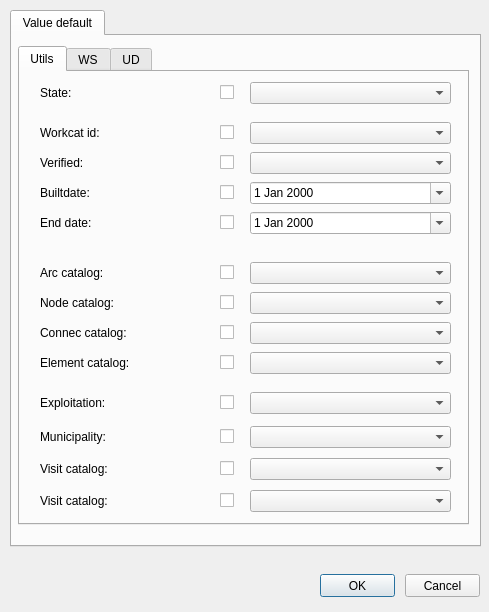
Old version of the form ui/config_edit.ui in the repository Giswater/giswater_qgis_plugin.
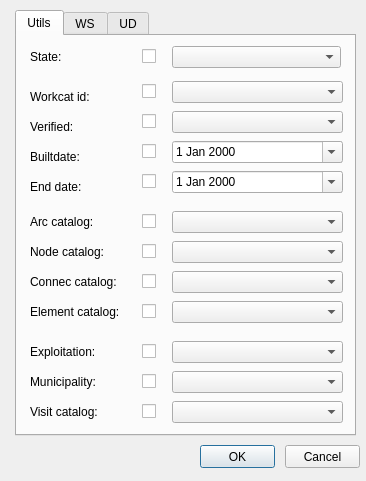
New version of the form. The open tabs and pages were chosen to show the change.

Commit message: Add config_om forms

```diff
--- a/ui/config_edit.ui
+++ b/ui/config_edit.ui
@@ -6,8 +6,8 @@
    <rect>
     <x>0</x>
     <y>0</y>
-    <width>489</width>
-    <height>612</height>
+    <width>366</width>
+    <height>481</height>
    </rect>
   </property>
   <property name="windowTitle">
@@ -16,8 +16,8 @@
   <widget class="QPushButton" name="btn_accept">
    <property name="geometry">
     <rect>
-     <x>320</x>
-     <y>574</y>
+     <x>200</x>
+     <y>445</y>
      <width>75</width>
      <height>23</height>
     </rect>
@@ -29,8 +29,8 @@
   <widget class="QPushButton" name="btn_cancel">
    <property name="geometry">
     <rect>
-     <x>405</x>
-     <y>574</y>
+     <x>285</x>
+     <y>445</y>
      <width>75</width>
      <height>23</height>
     </rect>
@@ -39,33 +39,17 @@
     <string>Cancel</string>
    </property>
   </widget>
-  <widget class="QTabWidget" name="tab_main">
-   <property name="geometry">
-    <rect>
-     <x>10</x>
-     <y>10</y>
-     <width>471</width>
-     <height>537</height>
-    </rect>
-   </property>
-   <property name="currentIndex">
-    <number>0</number>
-   </property>
-   <widget class="QWidget" name="tab_6">
-    <attribute name="title">
-     <string>Value default</string>
-    </attribute>
     <widget class="QTabWidget" name="tab_config">
      <property name="geometry">
       <rect>
-       <x>6</x>
+     <x>15</x>
        <y>10</y>
-       <width>451</width>
-       <height>479</height>
+     <width>341</width>
+     <height>426</height>
       </rect>
      </property>
      <property name="currentIndex">
-      <number>0</number>
+    <number>2</number>
      </property>
      <widget class="QWidget" name="tab_16">
       <attribute name="title">
@@ -74,7 +58,7 @@
       <widget class="QLabel" name="label_workcat_id">
        <property name="geometry">
         <rect>
-         <x>20</x>
+       <x>13</x>
          <y>50</y>
          <width>141</width>
          <height>22</height>
@@ -110,8 +94,8 @@
       <widget class="QLabel" name="label_arccat_vdefault">
        <property name="geometry">
         <rect>
-         <x>20</x>
-         <y>190</y>
+       <x>13</x>
+       <y>175</y>
          <width>141</width>
          <height>22</height>
         </rect>
@@ -146,8 +130,8 @@
       <widget class="QCheckBox" name="chk_arccat_vdefault">
        <property name="geometry">
         <rect>
-         <x>200</x>
-         <y>190</y>
+       <x>125</x>
+       <y>175</y>
          <width>20</width>
          <height>21</height>
         </rect>
@@ -159,9 +143,9 @@
       <widget class="QDateEdit" name="builtdate_vdefault">
        <property name="geometry">
         <rect>
-         <x>230</x>
-         <y>110</y>
-         <width>201</width>
+       <x>155</x>
+       <y>105</y>
+       <width>171</width>
          <height>22</height>
         </rect>
        </property>
@@ -172,7 +156,7 @@
       <widget class="QLabel" name="label_verified_vdefault">
        <property name="geometry">
         <rect>
-         <x>20</x>
+       <x>13</x>
          <y>80</y>
          <width>141</width>
          <height>22</height>
@@ -208,7 +192,7 @@
       <widget class="QLabel" name="label_builtdate">
        <property name="geometry">
         <rect>
-         <x>20</x>
+       <x>13</x>
          <y>110</y>
          <width>141</width>
          <height>22</height>
@@ -244,9 +228,9 @@
       <widget class="QComboBox" name="workcat_vdefault">
        <property name="geometry">
         <rect>
-         <x>230</x>
-         <y>50</y>
-         <width>201</width>
+       <x>155</x>
+       <y>45</y>
+       <width>171</width>
          <height>22</height>
         </rect>
        </property>
@@ -254,9 +238,9 @@
       <widget class="QComboBox" name="state_vdefault">
        <property name="geometry">
         <rect>
-         <x>230</x>
+       <x>155</x>
          <y>10</y>
-         <width>201</width>
+       <width>169</width>
          <height>22</height>
         </rect>
        </property>
@@ -264,8 +248,8 @@
       <widget class="QCheckBox" name="chk_workcat_vdefault">
        <property name="geometry">
         <rect>
-         <x>200</x>
-         <y>50</y>
+       <x>125</x>
+       <y>45</y>
          <width>20</width>
          <height>21</height>
         </rect>
@@ -277,8 +261,8 @@
       <widget class="QCheckBox" name="chk_connecat_vdefault">
        <property name="geometry">
         <rect>
-         <x>200</x>
-         <y>250</y>
+       <x>125</x>
+       <y>235</y>
          <width>20</width>
          <height>21</height>
         </rect>
@@ -290,9 +274,9 @@
       <widget class="QComboBox" name="connecat_vdefault">
        <property name="geometry">
         <rect>
-         <x>230</x>
-         <y>250</y>
-         <width>201</width>
+       <x>155</x>
+       <y>235</y>
+       <width>171</width>
          <height>22</height>
         </rect>
        </property>
@@ -300,7 +284,7 @@
       <widget class="QLabel" name="label_state">
        <property name="geometry">
         <rect>
-         <x>20</x>
+       <x>13</x>
          <y>10</y>
          <width>141</width>
          <height>22</height>
@@ -336,8 +320,8 @@
       <widget class="QCheckBox" name="chk_verified_vdefault">
        <property name="geometry">
         <rect>
-         <x>200</x>
-         <y>80</y>
+       <x>125</x>
+       <y>75</y>
          <width>20</width>
          <height>21</height>
         </rect>
@@ -349,7 +333,7 @@
       <widget class="QCheckBox" name="chk_state_vdefault">
        <property name="geometry">
         <rect>
-         <x>200</x>
+       <x>125</x>
          <y>10</y>
          <width>20</width>
          <height>21</height>
@@ -362,9 +346,9 @@
       <widget class="QComboBox" name="verified_vdefault">
        <property name="geometry">
         <rect>
-         <x>230</x>
-         <y>80</y>
-         <width>201</width>
+       <x>155</x>
+       <y>75</y>
+       <width>171</width>
          <height>22</height>
         </rect>
        </property>
@@ -372,8 +356,8 @@
       <widget class="QLabel" name="label_nodecat_vdefault">
        <property name="geometry">
         <rect>
-         <x>20</x>
-         <y>220</y>
+       <x>13</x>
+       <y>205</y>
          <width>141</width>
          <height>22</height>
         </rect>
@@ -408,8 +392,8 @@
       <widget class="QCheckBox" name="chk_builtdate_vdefault">
        <property name="geometry">
         <rect>
-         <x>200</x>
-         <y>110</y>
+       <x>125</x>
+       <y>105</y>
          <width>20</width>
          <height>21</height>
         </rect>
@@ -421,9 +405,9 @@
       <widget class="QComboBox" name="nodecat_vdefault">
        <property name="geometry">
         <rect>
-         <x>230</x>
-         <y>220</y>
-         <width>201</width>
+       <x>155</x>
+       <y>205</y>
+       <width>171</width>
          <height>22</height>
         </rect>
        </property>
@@ -431,8 +415,8 @@
       <widget class="QLabel" name="label_conneccat_vdefault">
        <property name="geometry">
         <rect>
-         <x>20</x>
-         <y>250</y>
+       <x>13</x>
+       <y>235</y>
          <width>141</width>
          <height>22</height>
         </rect>
@@ -467,8 +451,8 @@
       <widget class="QCheckBox" name="chk_nodecat_vdefault">
        <property name="geometry">
         <rect>
-         <x>200</x>
-         <y>220</y>
+       <x>125</x>
+       <y>205</y>
          <width>20</width>
          <height>21</height>
         </rect>
@@ -480,9 +464,9 @@
       <widget class="QComboBox" name="arccat_vdefault">
        <property name="geometry">
         <rect>
-         <x>230</x>
-         <y>190</y>
-         <width>201</width>
+       <x>155</x>
+       <y>175</y>
+       <width>171</width>
          <height>22</height>
         </rect>
        </property>
@@ -490,7 +474,7 @@
       <widget class="QLabel" name="label_enddate">
        <property name="geometry">
         <rect>
-         <x>20</x>
+       <x>13</x>
          <y>140</y>
          <width>141</width>
          <height>22</height>
@@ -526,9 +510,9 @@
       <widget class="QDateEdit" name="enddate_vdefault">
        <property name="geometry">
         <rect>
-         <x>230</x>
-         <y>140</y>
-         <width>201</width>
+       <x>155</x>
+       <y>135</y>
+       <width>171</width>
          <height>22</height>
         </rect>
        </property>
@@ -539,8 +523,8 @@
       <widget class="QCheckBox" name="chk_enddate_vdefault">
        <property name="geometry">
         <rect>
-         <x>200</x>
-         <y>140</y>
+       <x>125</x>
+       <y>135</y>
          <width>20</width>
          <height>21</height>
         </rect>
@@ -552,8 +536,8 @@
       <widget class="QCheckBox" name="chk_exploitation_vdefault">
        <property name="geometry">
         <rect>
-         <x>200</x>
-         <y>320</y>
+       <x>125</x>
+       <y>305</y>
          <width>20</width>
          <height>21</height>
         </rect>
@@ -565,8 +549,8 @@
       <widget class="QLabel" name="label_exploitation_id">
        <property name="geometry">
         <rect>
-         <x>20</x>
-         <y>320</y>
+       <x>13</x>
+       <y>305</y>
          <width>141</width>
          <height>22</height>
         </rect>
@@ -601,9 +585,9 @@
       <widget class="QComboBox" name="elementcat_vdefault">
        <property name="geometry">
         <rect>
-         <x>230</x>
-         <y>280</y>
-         <width>201</width>
+       <x>155</x>
+       <y>265</y>
+       <width>171</width>
          <height>22</height>
         </rect>
        </property>
@@ -611,8 +595,8 @@
       <widget class="QCheckBox" name="chk_elementcat_vdefault">
        <property name="geometry">
         <rect>
-         <x>200</x>
-         <y>280</y>
+       <x>125</x>
+       <y>265</y>
          <width>20</width>
          <height>21</height>
         </rect>
@@ -624,9 +608,9 @@
       <widget class="QComboBox" name="exploitation_vdefault">
        <property name="geometry">
         <rect>
-         <x>230</x>
-         <y>320</y>
-         <width>201</width>
+       <x>155</x>
+       <y>305</y>
+       <width>171</width>
          <height>22</height>
         </rect>
        </property>
@@ -634,8 +618,8 @@
       <widget class="QLabel" name="label_elementcat_id">
        <property name="geometry">
         <rect>
-         <x>20</x>
-         <y>280</y>
+       <x>13</x>
+       <y>265</y>
          <width>141</width>
          <height>22</height>
         </rect>
@@ -670,9 +654,9 @@
       <widget class="QComboBox" name="municipality_vdefault">
        <property name="geometry">
         <rect>
-         <x>230</x>
-         <y>354</y>
-         <width>201</width>
+       <x>155</x>
+       <y>335</y>
+       <width>171</width>
          <height>22</height>
         </rect>
        </property>
@@ -680,8 +664,8 @@
       <widget class="QLabel" name="label_municipality_id">
        <property name="geometry">
         <rect>
-         <x>20</x>
-         <y>354</y>
+       <x>13</x>
+       <y>335</y>
          <width>141</width>
          <height>22</height>
         </rect>
@@ -713,11 +697,11 @@
         <number>3</number>
        </property>
       </widget>
-      <widget class="QCheckBox" name="chk_municipality_vdefault_2">
+    <widget class="QCheckBox" name="chk_municipality_vdefault">
        <property name="geometry">
         <rect>
-         <x>200</x>
-         <y>354</y>
+       <x>125</x>
+       <y>335</y>
          <width>20</width>
          <height>21</height>
         </rect>
@@ -729,8 +713,8 @@
       <widget class="QLabel" name="label_visitcat">
        <property name="geometry">
         <rect>
-         <x>20</x>
-         <y>386</y>
+       <x>13</x>
+       <y>365</y>
          <width>141</width>
          <height>22</height>
         </rect>
@@ -765,8 +749,8 @@
       <widget class="QCheckBox" name="chk_visitcat_vdefault">
        <property name="geometry">
         <rect>
-         <x>200</x>
-         <y>386</y>
+       <x>125</x>
+       <y>365</y>
          <width>20</width>
          <height>21</height>
         </rect>
@@ -778,72 +762,13 @@
       <widget class="QComboBox" name="visitcat_vdefault">
        <property name="geometry">
         <rect>
-         <x>230</x>
-         <y>386</y>
-         <width>201</width>
+       <x>155</x>
+       <y>365</y>
+       <width>171</width>
          <height>22</height>
         </rect>
        </property>
       </widget>
-      <widget class="QComboBox" name="visitcat_vdefault_2">
-       <property name="geometry">
-        <rect>
-         <x>230</x>
-         <y>418</y>
-         <width>201</width>
-         <height>22</height>
-        </rect>
-       </property>
-      </widget>
-      <widget class="QLabel" name="label_visitcat_2">
-       <property name="geometry">
-        <rect>
-         <x>20</x>
-         <y>418</y>
-         <width>141</width>
-         <height>22</height>
-        </rect>
-       </property>
-       <property name="font">
-        <font>
-         <pointsize>9</pointsize>
-        </font>
-       </property>
-       <property name="frameShape">
-        <enum>QFrame::NoFrame</enum>
-       </property>
-       <property name="frameShadow">
-        <enum>QFrame::Plain</enum>
-       </property>
-       <property name="text">
-        <string>Visit catalog:</string>
-       </property>
-       <property name="textFormat">
-        <enum>Qt::AutoText</enum>
-       </property>
-       <property name="scaledContents">
-        <bool>false</bool>
-       </property>
-       <property name="alignment">
-        <set>Qt::AlignLeading|Qt::AlignLeft|Qt::AlignVCenter</set>
-       </property>
-       <property name="margin">
-        <number>3</number>
-       </property>
-      </widget>
-      <widget class="QCheckBox" name="chk_visitcat_vdefault_2">
-       <property name="geometry">
-        <rect>
-         <x>200</x>
-         <y>418</y>
-         <width>20</width>
-         <height>21</height>
-        </rect>
-       </property>
-       <property name="text">
-        <string/>
-       </property>
-      </widget>
      </widget>
      <widget class="QWidget" name="tab_21">
       <attribute name="title">
@@ -857,9 +782,9 @@
       <widget class="QComboBox" name="nodetype_vdefault">
        <property name="geometry">
         <rect>
-         <x>220</x>
+       <x>155</x>
          <y>20</y>
-         <width>201</width>
+       <width>169</width>
          <height>22</height>
         </rect>
        </property>
@@ -903,7 +828,7 @@
       <widget class="QCheckBox" name="chk_nodetype_vdefault">
        <property name="geometry">
         <rect>
-         <x>190</x>
+       <x>125</x>
          <y>20</y>
          <width>20</width>
          <height>21</height>
@@ -952,9 +877,9 @@
       <widget class="QComboBox" name="arctype_vdefault">
        <property name="geometry">
         <rect>
-         <x>220</x>
+       <x>155</x>
          <y>50</y>
-         <width>201</width>
+       <width>169</width>
          <height>22</height>
         </rect>
        </property>
@@ -962,7 +887,7 @@
       <widget class="QCheckBox" name="chk_arctype_vdefault">
        <property name="geometry">
         <rect>
-         <x>190</x>
+       <x>125</x>
          <y>50</y>
          <width>16</width>
          <height>21</height>
@@ -1011,9 +936,9 @@
       <widget class="QComboBox" name="connectype_vdefault">
        <property name="geometry">
         <rect>
-         <x>220</x>
+       <x>155</x>
          <y>80</y>
-         <width>201</width>
+       <width>169</width>
          <height>22</height>
         </rect>
        </property>
@@ -1021,7 +946,7 @@
       <widget class="QCheckBox" name="chk_connectype_vdefault">
        <property name="geometry">
         <rect>
-         <x>190</x>
+       <x>125</x>
          <y>80</y>
          <width>16</width>
          <height>21</height>
@@ -1030,8 +955,6 @@
        <property name="text">
         <string>Arc Type</string>
        </property>
-      </widget>
-     </widget>
     </widget>
    </widget>
   </widget>
```
Left out of the diff: 1 changed line with no effect on the pictures. Lines whose indentation alone changed are shown as unchanged. The commit also changes 1 other file.
